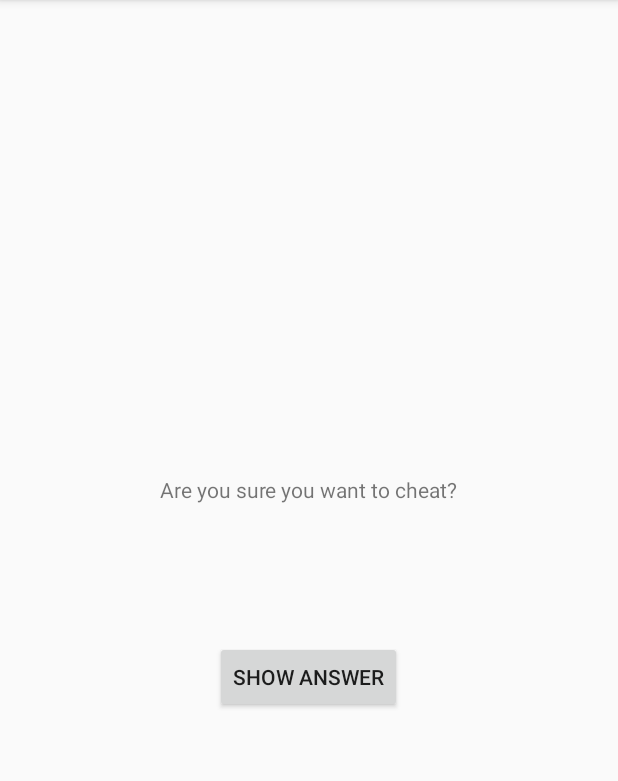
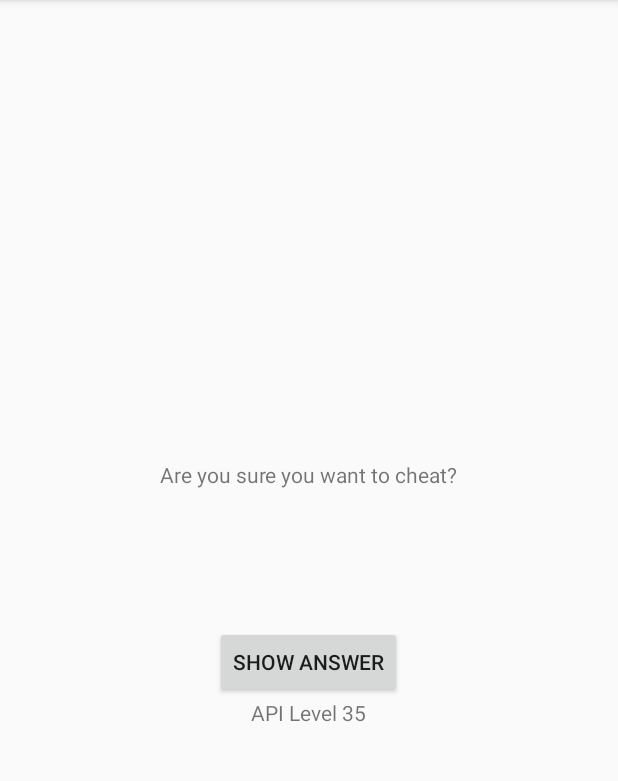
Before and after one commit to kohnewlife/Android-QuizApp, an Android app: the CheatActivity screen opened directly, with no data from a screen before it, on a phone screen of 412 x 824 dp, the part 84-865 px from its top. Run offline under Robolectric (Android 15) with nearby library versions, the phone set to English and light mode, and no system bars.

Commit message:
show the api level

```diff
--- a/app/src/main/java/com/example/skyz/android_quizapp/CheatActivity.java
+++ b/app/src/main/java/com/example/skyz/android_quizapp/CheatActivity.java
@@ -2,6 +2,7 @@ package com.example.skyz.android_quizapp;
 
 import android.content.Context;
 import android.content.Intent;
+import android.os.Build;
 import android.support.v7.app.AppCompatActivity;
 import android.os.Bundle;
 import android.util.Log;
@@ -12,6 +13,7 @@ import android.widget.TextView;
 public class CheatActivity extends AppCompatActivity {
 
     private TextView mAnswerTextView;
+    private TextView mApiLevel;
     private Button mShowAnswerButton;
 
     private boolean mAnswerIsTrue;
@@ -44,6 +46,8 @@ public class CheatActivity extends AppCompatActivity {
         mAnswerIsTrue = getIntent().getBooleanExtra(EXTRA_ANSWER_IS_TRUE, false);
 
         mAnswerTextView = findViewById(R.id.answer_text_view);
+        mApiLevel = findViewById(R.id.api_level_text_view);
+        mApiLevel.setText(getString(R.string.api_level, Build.VERSION.SDK_INT));
         mShowAnswerButton = findViewById(R.id.show_answer_button);
         mShowAnswerButton.setOnClickListener(new View.OnClickListener() {
             @Override
--- a/app/src/main/res/layout/activity_cheat.xml
+++ b/app/src/main/res/layout/activity_cheat.xml
@@ -23,4 +23,9 @@
         android:layout_width="wrap_content"
         android:layout_height="wrap_content"
         android:text="@string/show_answer_button"/>
+    <TextView
+        android:id="@+id/api_level_text_view"
+        android:layout_width="wrap_content"
+        android:layout_height="wrap_content"
+        tools:text="API levil"/>
 </LinearLayout>
--- a/app/src/main/res/values/strings.xml
+++ b/app/src/main/res/values/strings.xml
@@ -10,6 +10,7 @@
     <string name="show_answer_button">Show Answer</string>
     <string name="cheat_button">Cheat!</string>
     <string name="judgement_toast">You cheated!</string>
+    <string name="api_level">API Level %1$d</string>
 
     <string name="question_australia">Canberra is the capital of Australia.</string>
     <string name="question_mideast">The Suez Canal connects the Read Sea and the Indian
```
